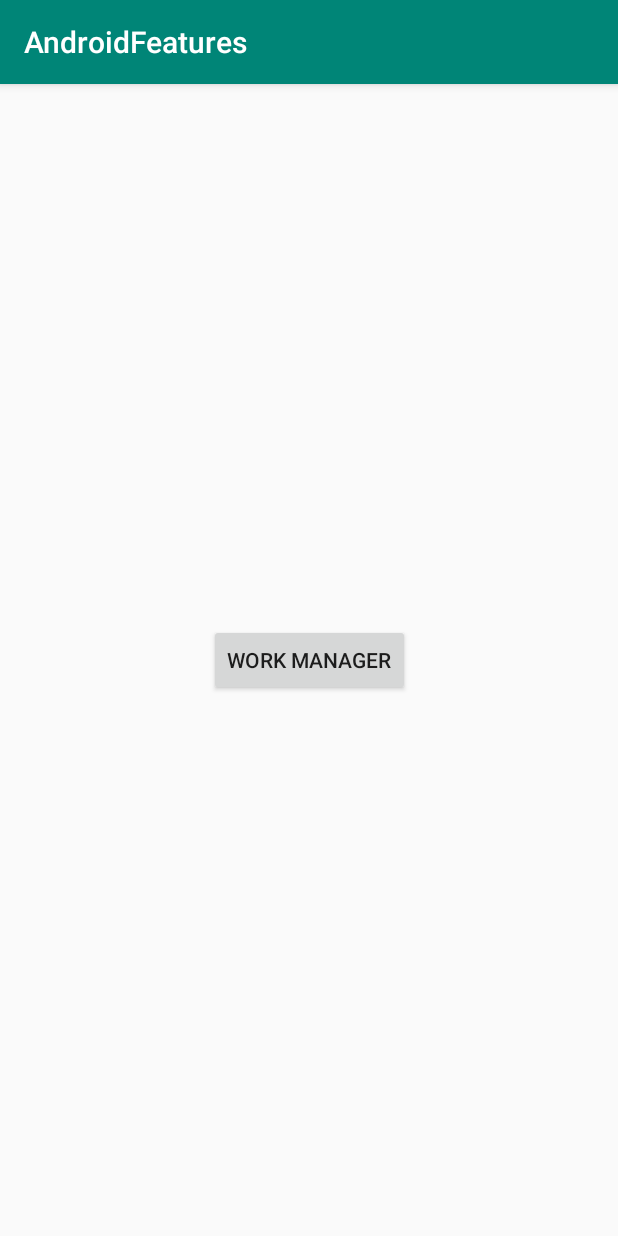
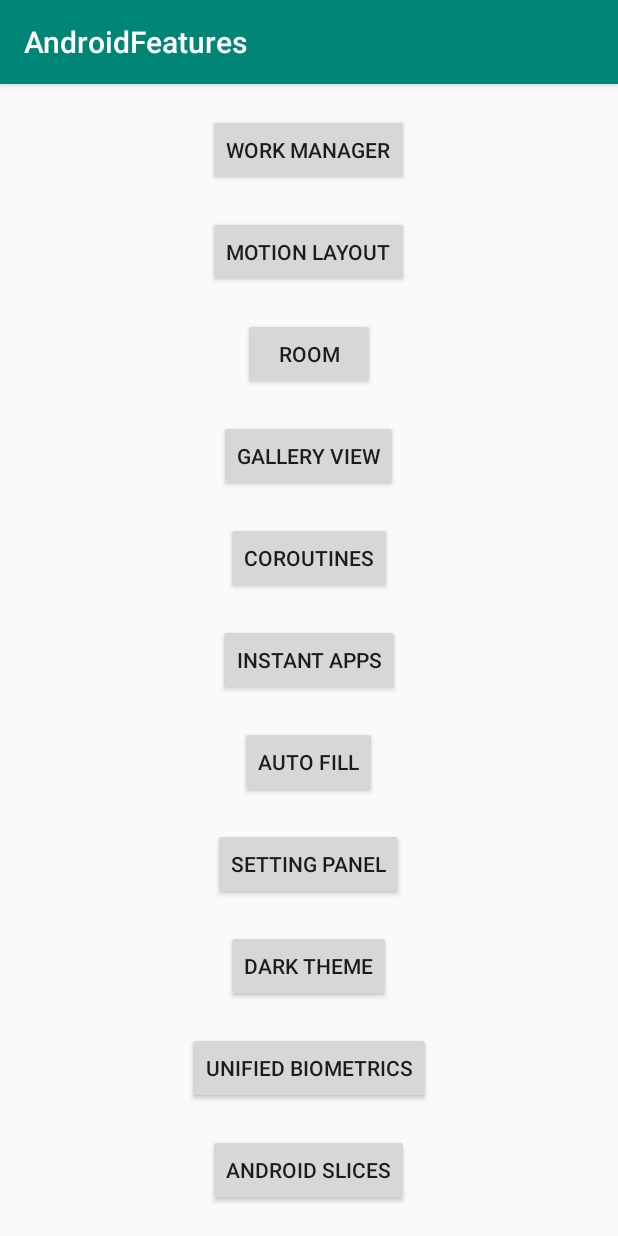
Before and after one commit to lakhwinderdebut/android_features, an Android app: the screen it shows after launch (MainActivity), on a phone screen of 412 x 824 dp. Run offline under Robolectric (Android 15) with nearby library versions, the phone set to English and light mode, and no system bars.

Commit message:
Modules button added

```diff
--- a/app/src/main/java/com/debut/androidfeatures/Constants.kt
+++ b/app/src/main/java/com/debut/androidfeatures/Constants.kt
@@ -2,5 +2,7 @@ package com.debut.androidfeatures
 
 object Constants{
     var TITLE = "WORK Manager"
+    var SUCCESS = "Success"
+
 
 }
--- a/app/src/main/java/com/debut/androidfeatures/MyWorker.kt
+++ b/app/src/main/java/com/debut/androidfeatures/MyWorker.kt
@@ -16,14 +16,11 @@ import androidx.work.WorkerParameters
  * we can also pass data to worker class and send data back once process is completed
  */
 class MyWorker(context: Context, workerParams: WorkerParameters) : Worker(context, workerParams) {
-    companion object {
-        var SUCCESS = "Success"
-    }
 
     override fun doWork(): Result {
         val data = inputData
-        data.getString(Constants.TITLE)?.let { displayNotification(it, "work is finished") }
-        val data1 = Data.Builder().putString(SUCCESS, "Task finished").build()
+        data.getString(Constants.TITLE)?.let { displayNotification(it, "Work is finished") }
+        val data1 = Data.Builder().putString(Constants.SUCCESS, "Task finished").build()
         return Result.success(data1)
     }
 
--- a/app/src/main/res/layout/activity_main.xml
+++ b/app/src/main/res/layout/activity_main.xml
@@ -1,20 +1,114 @@
 <?xml version="1.0" encoding="utf-8"?>
-<androidx.constraintlayout.widget.ConstraintLayout
+<ScrollView
         xmlns:android="http://schemas.android.com/apk/res/android"
         xmlns:tools="http://schemas.android.com/tools"
-        xmlns:app="http://schemas.android.com/apk/res-auto"
         android:layout_width="match_parent"
         android:layout_height="match_parent"
         tools:context=".MainActivity">
+    <LinearLayout
+            android:layout_width="match_parent"
+            android:layout_height="wrap_content"
+            android:orientation="vertical"
+            android:gravity="center"
+            tools:context=".MainActivity">
 
-    <Button
-            android:id="@+id/btn_click_me"
-            android:layout_width="wrap_content"
-            android:layout_height="wrap_content"
-            android:text="Work Manager"
-            app:layout_constraintBottom_toBottomOf="parent"
-            app:layout_constraintLeft_toLeftOf="parent"
-            app:layout_constraintRight_toRightOf="parent"
-            app:layout_constraintTop_toTopOf="parent"/>
+        <Button
+                android:id="@+id/btn_click_me"
+                android:layout_width="wrap_content"
+                android:layout_height="wrap_content"
+                android:layout_marginTop="20dp"
+                android:text="@string/work_manager"/>
 
-</androidx.constraintlayout.widget.ConstraintLayout>
+        <Button
+                android:id="@+id/btn_motion_layout"
+                android:layout_width="wrap_content"
+                android:layout_height="wrap_content"
+                android:text="@string/motion_layout"
+                android:layout_marginTop="20dp"/>
+
+
+        <Button
+                android:id="@+id/btn_room"
+                android:layout_width="wrap_content"
+                android:layout_height="wrap_content"
+                android:text="@string/room"
+                android:layout_marginTop="20dp"
+        />
+
+        <Button
+                android:id="@+id/btn_gallery_view"
+                android:layout_width="wrap_content"
+                android:layout_height="wrap_content"
+                android:layout_marginTop="20dp"
+                android:text="@string/gallery_view"/>
+
+        <Button
+                android:id="@+id/btn_couroutines"
+                android:layout_width="wrap_content"
+                android:layout_height="wrap_content"
+                android:text="@string/coroutines"
+                android:layout_marginTop="20dp"
+        />
+
+        <Button
+                android:id="@+id/btn_instant_apps"
+                android:layout_width="wrap_content"
+                android:layout_height="wrap_content"
+                android:layout_marginTop="20dp"
+                android:text="@string/instant_apps"
+        />
+
+        <Button
+                android:id="@+id/btn_auto_fill"
+                android:layout_width="wrap_content"
+                android:layout_height="wrap_content"
+                android:text="@string/auto_fill"
+                android:layout_marginTop="20dp"
+        />
+
+        <Button
+                android:id="@+id/btn_setting_panel"
+                android:layout_width="wrap_content"
+                android:layout_height="wrap_content"
+                android:layout_marginTop="20dp"
+                android:text="@string/setting_panel"/>
+
+        <Button
+                android:id="@+id/btn_dark_theme"
+                android:layout_width="wrap_content"
+                android:layout_height="wrap_content"
+                android:text="@string/dark_theme"
+                android:layout_marginTop="20dp"/>
+
+
+        <Button
+                android:id="@+id/btn_bio_metric"
+                android:layout_width="wrap_content"
+                android:layout_height="wrap_content"
+                android:layout_marginTop="20dp"
+                android:text="@string/unified_biometrics"/>
+
+        <Button
+                android:id="@+id/btn_android_slices"
+                android:layout_width="wrap_content"
+                android:layout_height="wrap_content"
+                android:text="@string/android_slices"
+                android:layout_marginTop="20dp"/>
+
+        <Button
+                android:id="@+id/btn_download_manger"
+                android:layout_width="wrap_content"
+                android:layout_height="wrap_content"
+                android:layout_marginTop="20dp"
+                android:text="@string/download_manager"/>
+
+
+        <Button
+                android:id="@+id/btn_content_provider"
+                android:layout_width="wrap_content"
+                android:layout_height="wrap_content"
+                android:text="@string/content_provider"
+                android:layout_marginTop="20dp"/>
+
+    </LinearLayout>
+</ScrollView>
--- a/app/src/main/res/values/strings.xml
+++ b/app/src/main/res/values/strings.xml
@@ -1,3 +1,16 @@
 <resources>
     <string name="app_name">AndroidFeatures</string>
+    <string name="work_manager">Work Manager</string>
+    <string name="motion_layout">Motion Layout</string>
+    <string name="room">Room</string>
+    <string name="coroutines">Coroutines</string>
+    <string name="gallery_view">Gallery view</string>
+    <string name="instant_apps">Instant Apps</string>
+    <string name="auto_fill">Auto Fill</string>
+    <string name="setting_panel">Setting panel</string>
+    <string name="dark_theme">Dark theme</string>
+    <string name="unified_biometrics">Unified Biometrics</string>
+    <string name="android_slices">Android Slices</string>
+    <string name="download_manager">Download Manager</string>
+    <string name="content_provider">content provider</string>
 </resources>
```
